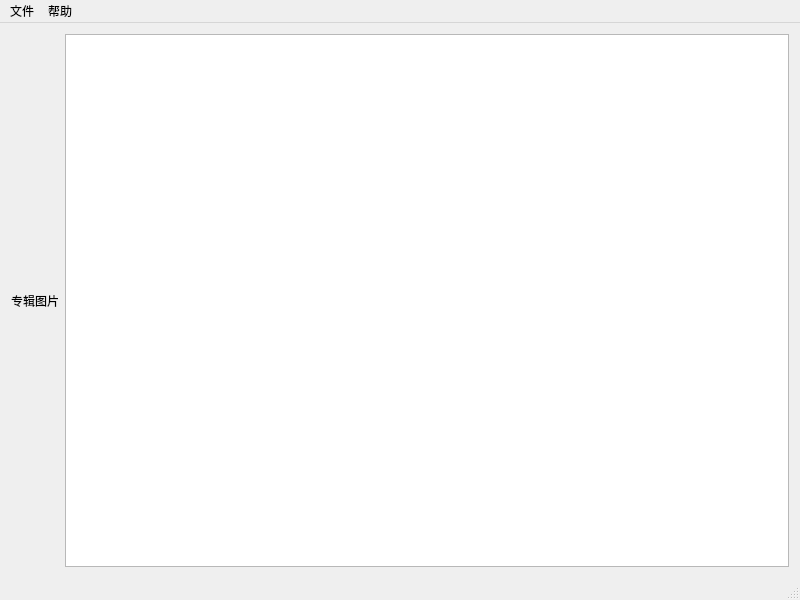
First picture: the form in mainwindow.ui, repository sonichy/MP3Tag, before the edit.
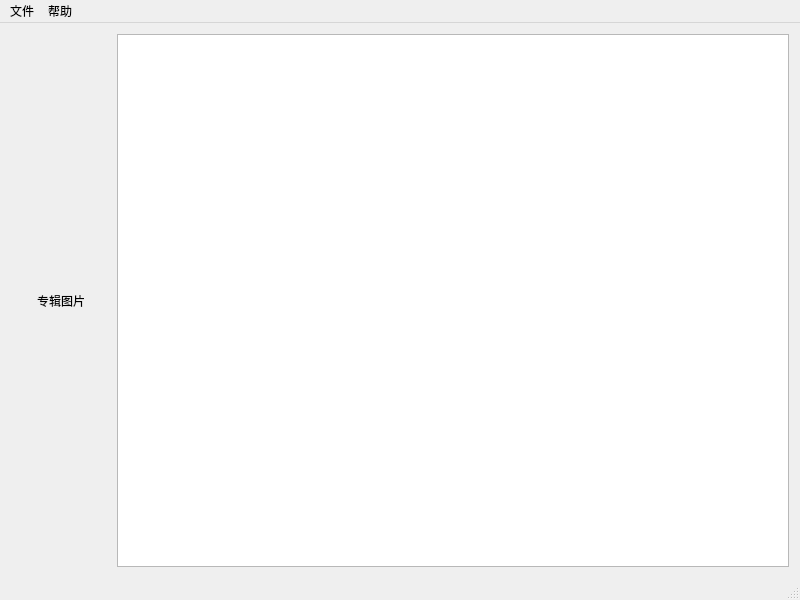
Second picture: the form after the edit. Icons and pictures are not drawn.

The edit to the form file:
```diff
--- a/mainwindow.ui
+++ b/mainwindow.ui
@@ -23,6 +23,12 @@
      <layout class="QHBoxLayout" name="horizontalLayout">
       <item>
        <widget class="QLabel" name="label">
+        <property name="minimumSize">
+         <size>
+          <width>100</width>
+          <height>100</height>
+         </size>
+        </property>
         <property name="text">
          <string>专辑图片</string>
         </property>
```
